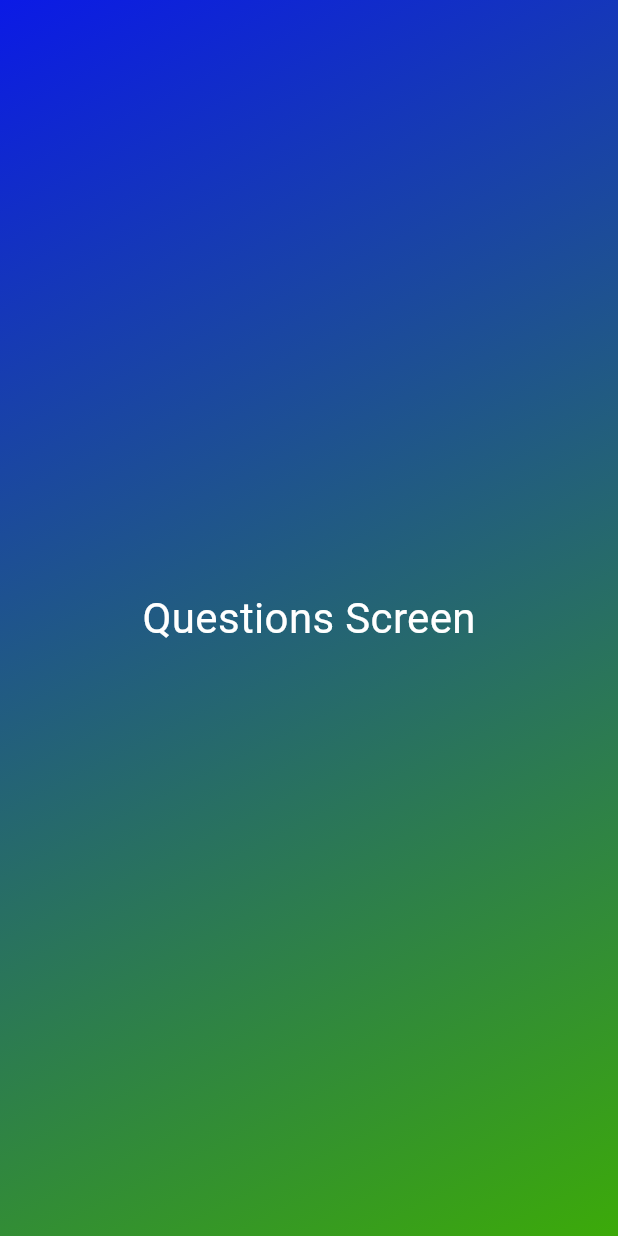
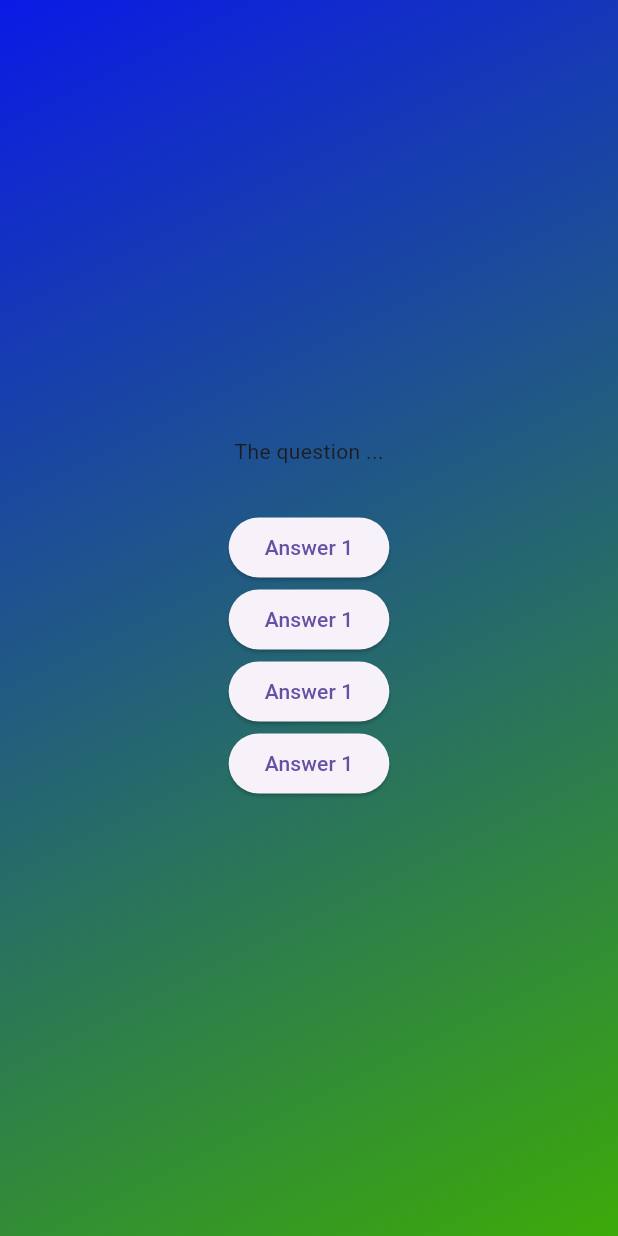
Before and after one commit to Sandipshrestha1/quiz_app, a Flutter app: the screen it shows after launch, after a tap on "Start quiz", on a phone screen of 412 x 824 dp. Run offline on Flutter 3.47's test engine with Material 3 defaults, Android fonts, the phone set to English and light mode, and no system bars.

Commit message:
model uploaded for quiz app

```diff
--- /dev/null
+++ b/quiz_app/lib/models/quiz_questions.dart
@@ -0,0 +1,5 @@
+class QuizQuestion {
+ const  QuizQuestion(this.text, this.answers);
+  final String text;
+  final List<String> answers;
+}
--- /dev/null
+++ b/quiz_app/lib/questions.dart
@@ -0,0 +1,41 @@
+import 'models/quiz_questions.dart';
+
+const questions = [
+  QuizQuestion(
+    "What are the main building blocks of flutter UIs ?",
+    ["Widgets", "Components", "Blocks", "Functions"],
+  ),
+  QuizQuestion(
+    "How are Flutter Uis built? ",
+    [
+      'By combining Widgets in code ',
+      'By combining widgets in a visual editor',
+      'By defining widgets in  config files',
+      'By using XCode for ios and Android Studio for Android'
+    ],
+  ),
+  QuizQuestion(
+    'What is the purpose of StatefulWidget? ',
+    [
+      'update ui as data ',
+      'update data as UI changed',
+      'Ignor data changes',
+      'Render UI that does not depend on data'
+    ],
+  ),
+  QuizQuestion(
+    "Whick widget should you try to use more often : StatelessWidget or StatefulWidget",
+    [
+      "statefulWidget",
+      "StatelessWidget",
+      "Both are equally used ",
+      "None of the above",
+    ],
+  ),
+  QuizQuestion("How should you update data inside of StatefulWidgets? ", [
+    'By calling stState()',
+    "By calling updateData()",
+    "By calling updateUI()",
+    "By calling updateState()"
+  ],),
+];
--- a/quiz_app/lib/questions_screen.dart
+++ b/quiz_app/lib/questions_screen.dart
@@ -10,8 +10,36 @@ class QuestionsScreen extends StatefulWidget {
 class _QuestionsScreenState extends State<QuestionsScreen> {
   @override
   Widget build(BuildContext context) {
-    return const Center(
-      child:  Text("Questions Screen",style: TextStyle(color: Colors.white, fontSize: 28),),
+    return Center(
+      child: SizedBox(
+        width: double.infinity,
+        child: Column(
+         // mainAxisSize: MainAxisSize.min,
+
+          mainAxisAlignment: MainAxisAlignment.center,
+          children: [
+
+            const Text("The question ..."),
+            const SizedBox(height: 30),
+            ElevatedButton(
+              onPressed: () {},
+              child: const Text('Answer 1'),
+            ),
+              ElevatedButton(
+              onPressed: () {},
+              child: const Text('Answer 1'),
+            ),
+              ElevatedButton(
+              onPressed: () {},
+              child: const Text('Answer 1'),
+            ),
+              ElevatedButton(
+              onPressed: () {},
+              child: const Text('Answer 1'),
+            ),
+          ],
+        ),
+      ),
     );
   }
 }
```
